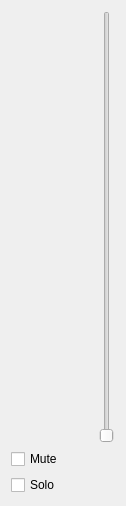
Old version of the form mixerchannel.ui in the repository RE-Kovalev/urcontrol-qt.
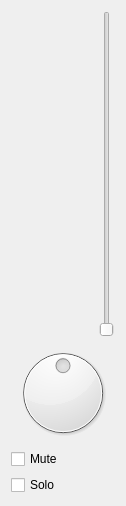
New version of the form. Custom widgets are drawn as their Qt base class.

Commit message: Pan knob & universal parameters bindings

The edit to the form file:
```diff
--- a/mixerchannel.ui
+++ b/mixerchannel.ui
@@ -37,6 +37,13 @@
    </item>
    <item>
     <layout class="QVBoxLayout" name="verticalLayout_2">
+     <item>
+      <widget class="AudioKnob" name="PAN">
+       <property name="minimum">
+        <number>-99</number>
+       </property>
+      </widget>
+     </item>
      <item>
       <widget class="QCheckBox" name="muteCheckBox">
        <property name="text">
@@ -67,6 +74,11 @@
    <header>audiolevelmeter.h</header>
    <container>1</container>
   </customwidget>
+  <customwidget>
+   <class>AudioKnob</class>
+   <extends>QDial</extends>
+   <header>audioknob.h</header>
+  </customwidget>
  </customwidgets>
  <resources/>
  <connections/>
```
The commit also changes 10 other files.
